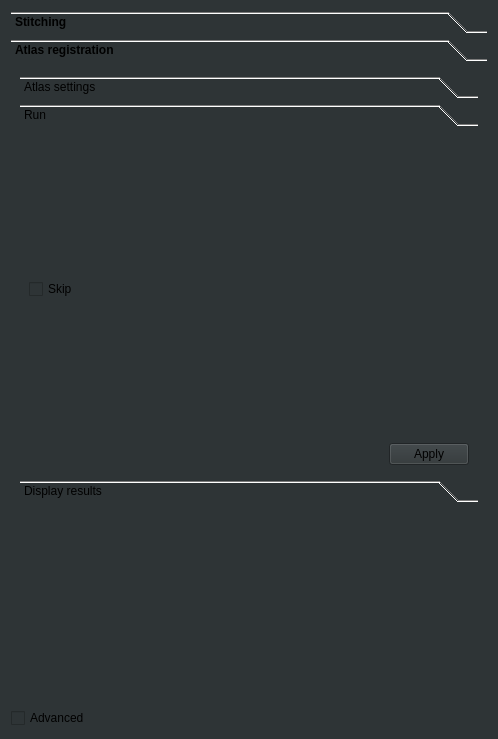
First picture: the form in ClearMap/gui/creator/alignment_tab.ui, repository ClearAnatomics/ClearMap, before the edit.
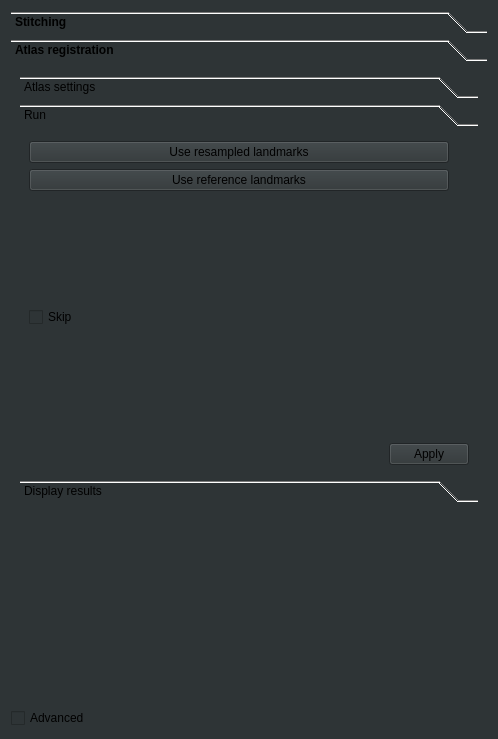
Second picture: the form after the edit. The open tabs and pages were chosen to show the change. Icons and pictures are not drawn.

Commit message: Adds support for landmarks based registration

The edit to the form file:
```diff
--- a/ClearMap/gui/creator/alignment_tab.ui
+++ b/ClearMap/gui/creator/alignment_tab.ui
@@ -1107,8 +1107,8 @@
              <rect>
               <x>0</x>
               <y>0</y>
-              <width>99</width>
-              <height>72</height>
+              <width>460</width>
+              <height>332</height>
              </rect>
             </property>
             <attribute name="label">
@@ -1117,14 +1117,14 @@
             <layout class="QVBoxLayout" name="verticalLayout">
              <item>
               <layout class="QGridLayout" name="gridLayout">
-               <item row="0" column="0">
+               <item row="2" column="0">
                 <widget class="QCheckBox" name="skipRegistrationCheckBox">
                  <property name="text">
                   <string>Skip</string>
                  </property>
                 </widget>
                </item>
-               <item row="0" column="1">
+               <item row="2" column="1">
                 <spacer name="verticalSpacer_7">
                  <property name="orientation">
                   <enum>Qt::Vertical</enum>
@@ -1137,6 +1137,20 @@
                  </property>
                 </spacer>
                </item>
+               <item row="0" column="0">
+                <widget class="QPushButton" name="useAutoToRefLandmarksPushButton">
+                 <property name="text">
+                  <string>Use resampled landmarks</string>
+                 </property>
+                </widget>
+               </item>
+               <item row="1" column="0">
+                <widget class="QPushButton" name="useResampledToAutoLandmarksPushButton">
+                 <property name="text">
+                  <string>Use reference landmarks</string>
+                 </property>
+                </widget>
+               </item>
               </layout>
              </item>
              <item>
```
Left out of the diff: 4 changed lines with no effect on the pictures. The commit also changes 5 other files.
